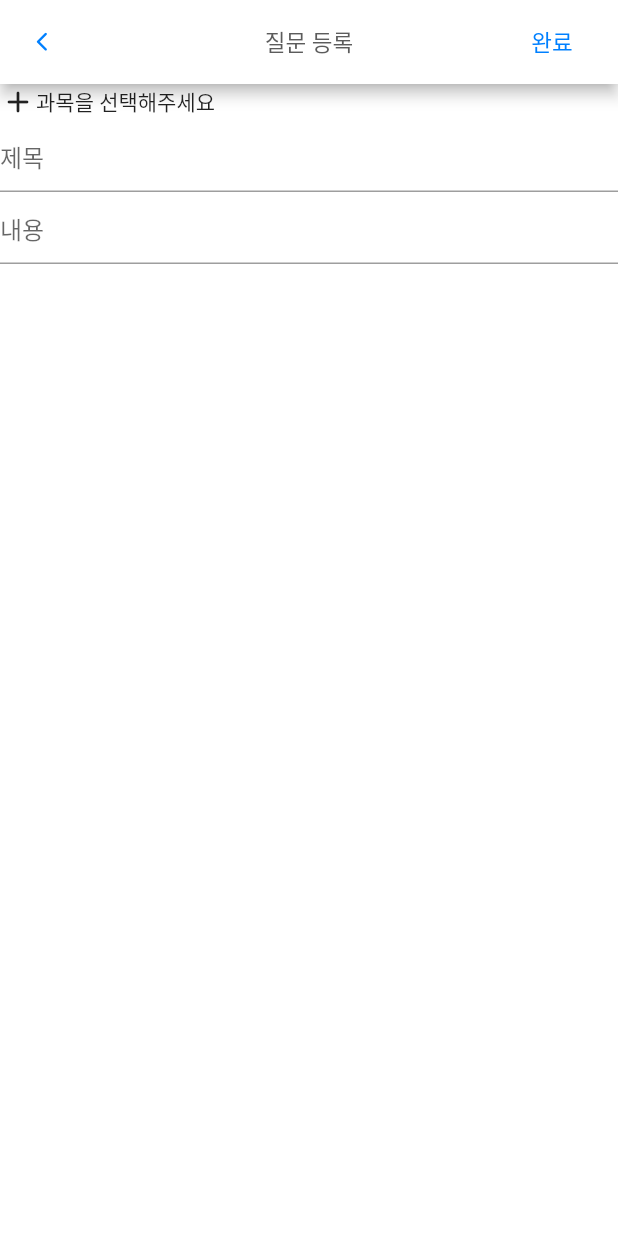
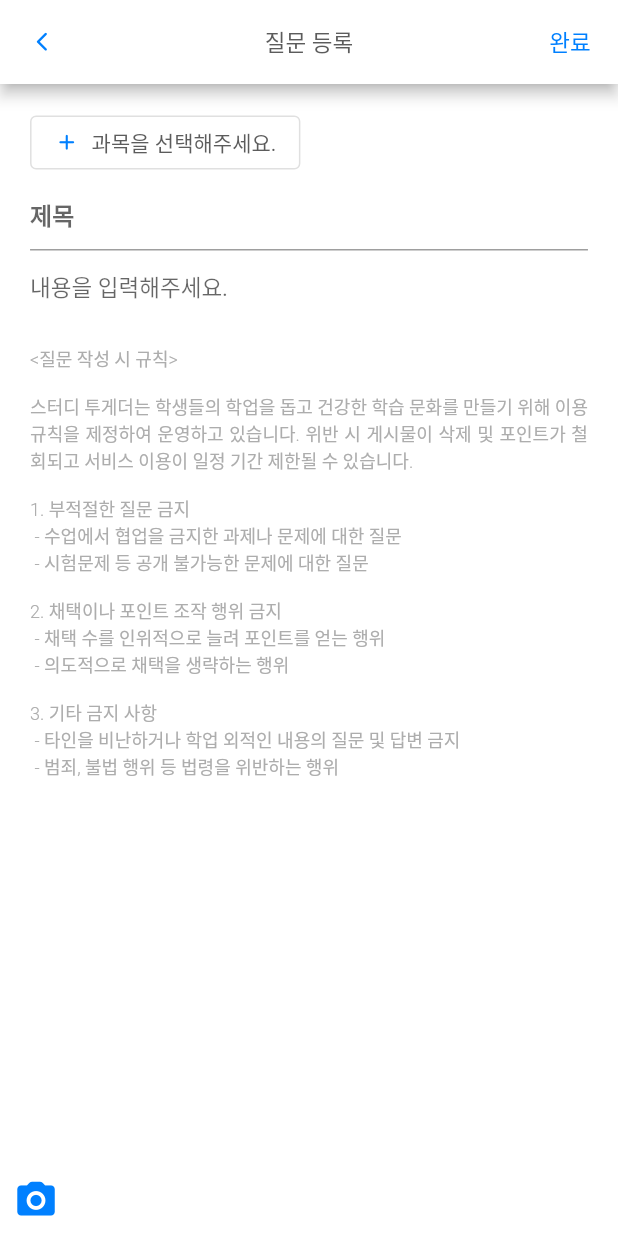
Before and after one commit to AnJW-HGU/2021CRASummer, a Flutter app: the AddPostPage screen opened directly, on a phone screen of 412 x 824 dp. Run offline on Flutter 3.47's test engine with Material 2 defaults, Android fonts, the phone set to English and light mode, and no system bars; our stand-ins replace flutter_screenutil, get, hexcolor; Roboto replaces fonts that are missing (Barun).

Commit message:
feat: Almost implement AddPostPage function
I implemented subject selection button, textFields, rule, image button
and complete posting button. I use TextEditingController, so Text in the
title and content textField can be printed on the console android
studio.

When subject is not selected or title or content is not entered, the
posting completion button should be implemented without being pressed.

When image button is pressed, the funtion should alse be created.

```diff
--- a/lib/Category/addPost_page.dart
+++ b/lib/Category/addPost_page.dart
@@ -14,6 +14,26 @@ class AddPostPage extends StatefulWidget {
 }
 
 class _AddPostPageState extends State<AddPostPage> {
+  final _userId = ""; // 유저 아이디
+  final _subSelect = ""; // 선택한 과목
+  final _proSelect = ""; // 선택한 과목의 교수님
+
+  final _addTitle = ""; // 글쓰기 제목
+  final _addContent = ""; // 글쓰기 내용
+  final _addImage = ""; // 첨부한 이미지
+  final _addWrittenDate = ""; // 글 작성 시간
+
+  final addTitle = TextEditingController();
+  final addContent = TextEditingController();
+
+  @override
+  void dispose() {
+    // 위젯이 dispose 또는 dismiss 될 때 컨트롤러를 clean up!
+    addTitle.dispose();
+    addContent.dispose();
+    super.dispose();
+  }
+
   @override
   Widget build(BuildContext context) {
     return ScreenUtilInit(
@@ -47,8 +67,10 @@ class _AddPostPageState extends State<AddPostPage> {
 
             // 완료 버튼
             actions: [
-              FlatButton(
+              TextButton(
                 onPressed: () {
+                  print("제목 : ${addTitle.text}");
+                  print("내용 : ${addContent.text}");
                   Get.back();
                 },
                 child: Text(
@@ -60,58 +82,133 @@ class _AddPostPageState extends State<AddPostPage> {
                     fontWeight: FontWeight.w300,
                   ),
                 ),
-                // 버튼 누를 때 색이 약간 바뀌는 효과
-                shape: CircleBorder(
-                  side: BorderSide(
-                    color: Colors.transparent,
-                  )
-                ),
               ),
             ],
           ),
           body: SafeArea(
+            child: GestureDetector(
+              onTap: () {
+                FocusScope.of(context).unfocus();
+              },
+              child: SingleChildScrollView(
                 child: Column(
                   children: [
                     // 과목 검색 버튼
                     Container(
-                  child: Row(
+                      padding: EdgeInsets.only(top: 15, left: 20.w, right: 20.w),
+                      alignment: Alignment.centerLeft,
+                      child: OutlinedButton.icon(
+                        onPressed: () {
+                        },
+                        icon: Icon(
+                          Icons.add_rounded,
+                          size: 17.w,
+                          color: themeColor1,
+                        ),
+                        label: Text(
+                            "과목을 선택해주세요.",
+                          style: TextStyle(
+                            color: grayColor1,
+                            fontFamily: "Barun",
+                            fontSize: 14.sp,
+                            fontWeight: FontWeight.w400
+                          ),
+                        ),
+                      ),
+                    ),
+
+                    // 제목과 내용을 입력하는 필드
+                    Container(
+                      padding: EdgeInsets.only(left: 20.w, right: 20.w),
+                      child: Column(
                         children: [
-                      Icon(
-                        Icons.add_rounded,
+                          // 제목 적는 곳
+                          TextField(
+                            controller: addTitle,
+                            decoration: InputDecoration(
+                              border: UnderlineInputBorder(),
+                              hintText: "제목",
+                              hintStyle: TextStyle(
+                                fontFamily: "Barun",
+                                fontSize: 16.sp,
+                                fontWeight: FontWeight.w600,
                               ),
-                      Text(
-                          "과목을 선택해주세요"
+                            ),
+                          ),
+
+                          // 내용 적는 곳
+                          Container(
+                            child: TextField(
+                              controller: addContent,
+                              keyboardType: TextInputType.multiline,
+                              maxLines: null,
+                              decoration: InputDecoration(
+                                hintText: "내용을 입력해주세요.",
+                                border: InputBorder.none,
+                                hintStyle: TextStyle(
+                                  fontFamily: "Barun",
+                                  fontSize: 15.sp,
+                                ),
+                              ),
+                            ),
                           ),
                         ],
                       ),
                     ),
 
-                // 제목과 내용을 입력하는 필드
+                    // 질문 작성 시 규칙
                     Container(
-                  child: Column(
-                    children: [
-                      // 제목 적는 곳
-                      TextField(
-                        decoration: InputDecoration(
-                          border: UnderlineInputBorder(),
-                          hintText: "제목",
-                          hintStyle: TextStyle(
+                      padding: EdgeInsets.only(top: 15, left: 20.w, right: 20.w),
+                      alignment: Alignment.centerLeft,
+                      child: Text(
+                        "<질문 작성 시 규칙>"
+                            "\n\n"
+                            "스터디 투게더는 학생들의 학업을 돕고 건강한 학습 문화를 만들기 위해 이용규칙을 제정하여 운영하고 있습니다. "
+                            "위반 시 게시물이 삭제 및 포인트가 철회되고 서비스 이용이 일정 기간 제한될 수 있습니다.\n\n"
+                            "1. 부적절한 질문 금지\n"
+                            "\t- 수업에서 협업을 금지한 과제나 문제에 대한 질문\n"
+                            "\t- 시험문제 등 공개 불가능한 문제에 대한 질문\n\n"
+                            "2. 채택이나 포인트 조작 행위 금지\n"
+                            "\t- 채택 수를 인위적으로 늘려 포인트를 얻는 행위\n"
+                            "\t- 의도적으로 채택을 생략하는 행위\n\n"
+                            "3. 기타 금지 사항\n"
+                            "\t- 타인을 비난하거나 학업 외적인 내용의 질문 및 답변 금지\n"
+                            "\t- 범죄, 불법 행위 등 법령을 위반하는 행위",
+                        style: TextStyle(
+                          color: grayColor2,
                           fontFamily: "Barun",
+                          fontSize: 12.sp,
+                          fontWeight: FontWeight.w300,
+                        ),
+                        textAlign: TextAlign.justify,
+                      ),
+                    ),
+                  ],
+                ),
               ),
             ),
           ),
 
-                      // 내용 적는 곳
-                      TextField(
-                        decoration: InputDecoration(
-                          hintText: "내용",
-                          hintStyle: TextStyle(
-                            fontFamily: "Barun",
+          // 사진첨부버튼이 있는 하단 네비게이션 바
+          bottomNavigationBar: BottomAppBar(
+            color: Colors.white,
+            elevation: 0.0,
+
+            child: Row(
+              mainAxisSize: MainAxisSize.max,
+              mainAxisAlignment: MainAxisAlignment.spaceBetween,
+
+              children: [
+                IconButton(
+                  onPressed: () {
+
+                  },
+                  icon: Icon(
+                    Icons.camera_alt_rounded,
+                    color: themeColor1,
+                    size: 30.w,
                   ),
-                        ),
-                      ),
-                    ],
-                  ),
+                  tooltip: "Add Image Button",
                 ),
               ],
             ),
```
Lines whose indentation alone changed are shown as unchanged.
